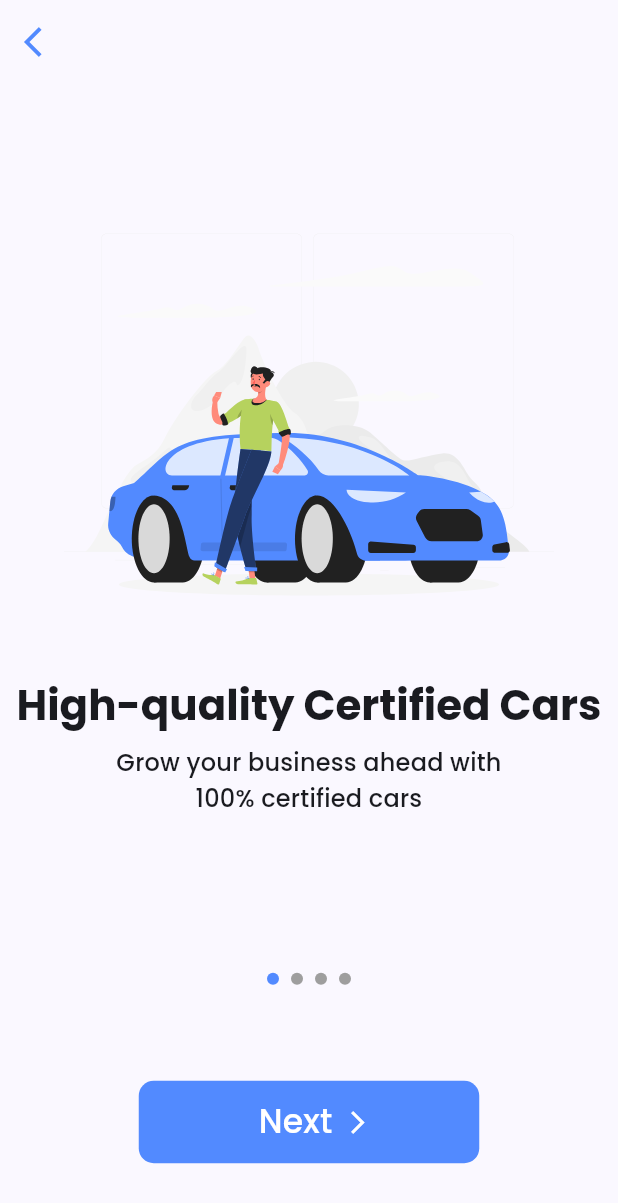
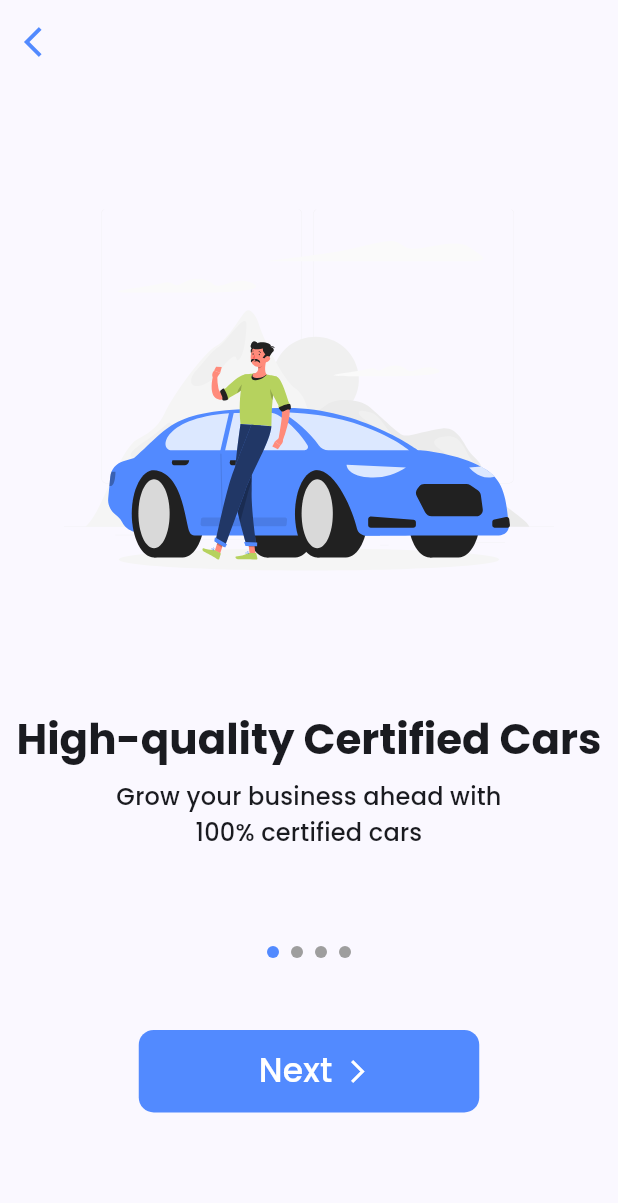
Before and after one commit to ADITHS7/KeraCars, a Flutter app: the screen it shows after launch, on a phone screen of 412 x 824 dp. Shown: the top 1203 px of the screen. Run offline on Flutter 3.47's test engine with Material 2 defaults, Android fonts, the phone set to English and light mode, and no system bars; drawn by our look-alikes of smooth_page_indicator; our stand-ins replace dio, equatable, flutter_animate, flutter_bloc, flutter_dotenv, flutter_otp_text_field and 8 more; accounts and stored records are empty; generated files the repository leaves out were written again; statements that could not run were skipped.

Commit message:
fix: Onboarding page

```diff
--- a/lib/features/app_start/presentation/pages/onboarding_page.dart
+++ b/lib/features/app_start/presentation/pages/onboarding_page.dart
@@ -87,8 +87,11 @@ class _OnboardingPageState extends State<_OnboardingPage> {
               onPageChanged: (value) => context.read<AppStartCubit>().goToPage(value),
             ),
           ),
-          Expanded(
-            flex: 2,
+          Padding(
+            padding: EdgeInsets.only(
+              top: 16,
+              bottom: MediaQuery.of(context).size.height * .1,
+            ),
             child: _onboardingAction(context),
           ),
         ],
@@ -122,9 +125,7 @@ class _OnboardingPageState extends State<_OnboardingPage> {
             },
           ),
         ),
-        Padding(
-          padding: const EdgeInsets.symmetric(horizontal: 32, vertical: 16),
-          child: BlocBuilder<AppStartCubit, AppStartState>(
+        BlocBuilder<AppStartCubit, AppStartState>(
           builder: (context, state) {
             if (state is AppStartOnboarding && state.currentPage == screens.length - 1) {
               return FilledButton(
@@ -176,7 +177,6 @@ class _OnboardingPageState extends State<_OnboardingPage> {
             );
           },
         ),
-        ),
       ],
     );
   }
--- a/lib/features/app_start/presentation/widget/onboarding_screen.dart
+++ b/lib/features/app_start/presentation/widget/onboarding_screen.dart
@@ -21,10 +21,17 @@ class OnboardingScreen extends StatelessWidget {
       mainAxisSize: MainAxisSize.min,
       mainAxisAlignment: MainAxisAlignment.end,
       children: [
-        Padding(
-          padding: const EdgeInsets.all(8.0),
+        Expanded(
+          flex: 3,
+          child: Padding(
+            padding: const EdgeInsets.symmetric(horizontal: 8.0),
             child: SvgPicture.asset(svgAsset),
           ),
+        ),
+        Column(
+          mainAxisSize: MainAxisSize.min,
+          mainAxisAlignment: MainAxisAlignment.end,
+          children: [
             Text(
               header,
               style: theme.textTheme.headlineMedium?.copyWith(fontWeight: FontWeight.bold),
@@ -36,7 +43,8 @@ class OnboardingScreen extends StatelessWidget {
               style: theme.textTheme.titleMedium,
               textAlign: TextAlign.center,
             ),
-        const SizedBox(height: 24),
+          ],
+        ),
       ],
     );
   }
```
Lines whose indentation alone changed are shown as unchanged.
